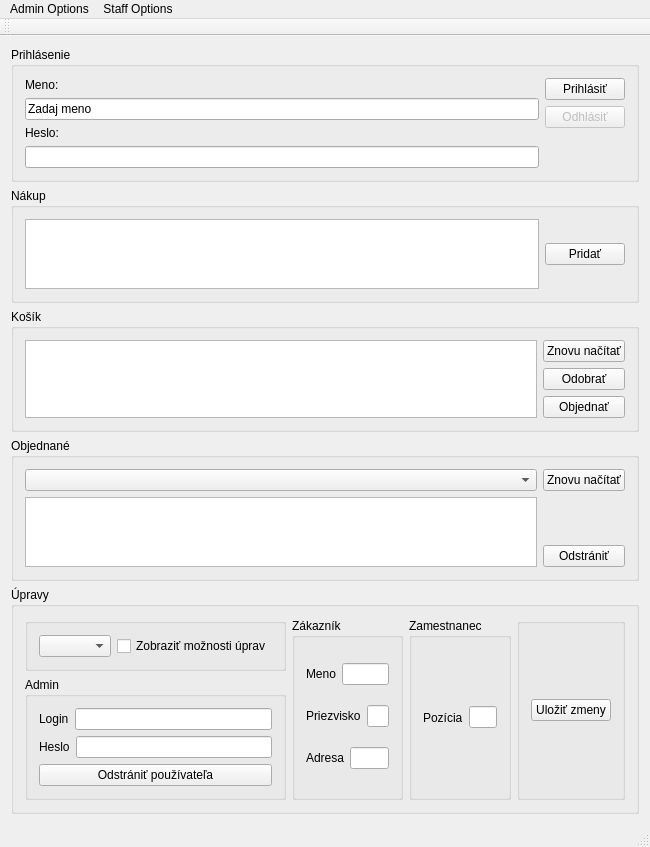
The window that lekaren.ui (karinjanovjakova/OOP_lekaren) describes before a commit, drawn with Qt 5.
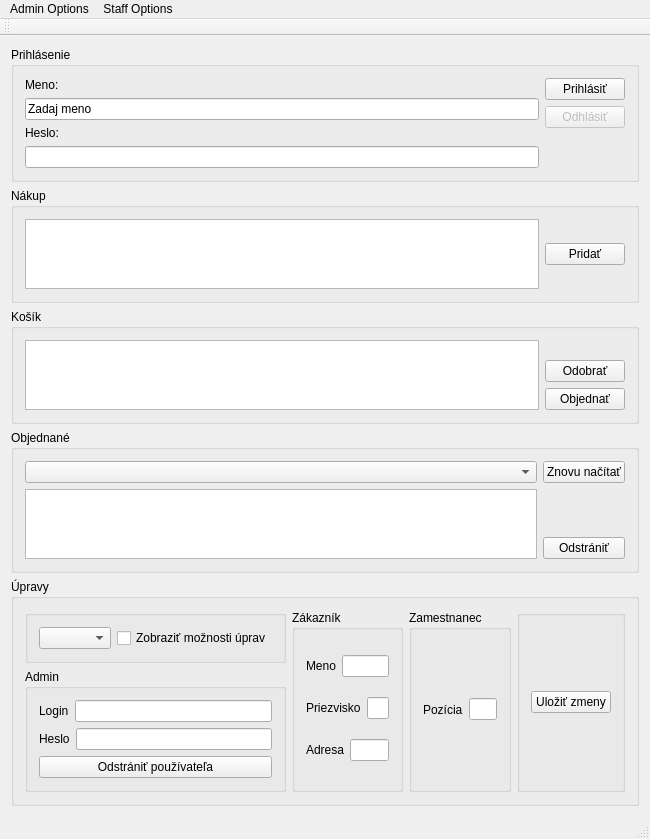
The same window after the commit.

Patch:
```diff
--- a/lekaren.ui
+++ b/lekaren.ui
@@ -170,16 +170,6 @@
        </item>
        <item>
         <layout class="QVBoxLayout" name="verticalLayout_2">
-         <item>
-          <widget class="QPushButton" name="kos">
-           <property name="enabled">
-            <bool>true</bool>
-           </property>
-           <property name="text">
-            <string>Znovu načítať</string>
-           </property>
-          </widget>
-         </item>
          <item>
           <spacer name="verticalSpacer_3">
            <property name="orientation">
```
